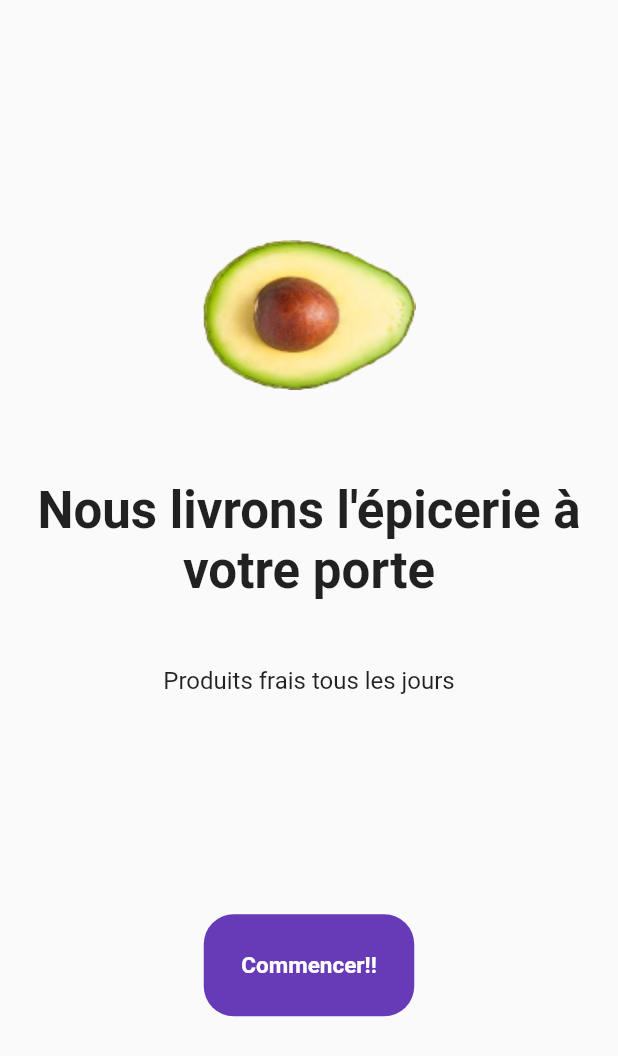
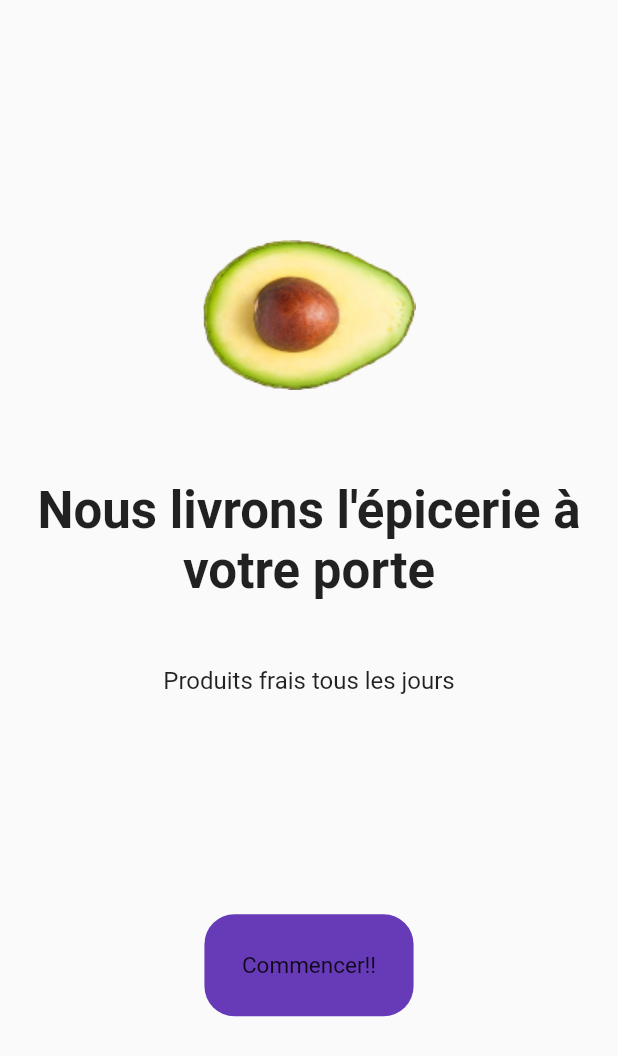
Before and after one commit to erdemgocen44/La-Marche, a Flutter app: the screen it shows after launch, on a phone screen of 412 x 824 dp. Shown: the top 1056 px of the screen. Run offline on Flutter 3.47's test engine with Material 2 defaults, Android fonts, the light colour scheme and no system bars; our stand-ins replace google_fonts.

Commit message:
son düzeltmeler3

```diff
--- a/lib/pages/intro_page.dart
+++ b/lib/pages/intro_page.dart
@@ -44,7 +44,7 @@ class _IntroPageState extends State<IntroPage> {
               textAlign: TextAlign.center,
             ),
           ),
-          CustomSizedBox(ebat: 24),
+          const CustomSizedBox(ebat: 24),
           const CustomText(
             yazi: 'Produits frais tous les jours',
             size: 16,
@@ -69,14 +69,12 @@ class _IntroPageState extends State<IntroPage> {
               ),
               child: const Padding(
                 padding: EdgeInsets.all(25),
-                child: Text(
-                  'Commencer!!',
-                  style: TextStyle(
-                    fontSize: 15,
-                    fontWeight: FontWeight.bold,
-                    color: Colors.white,
-                  ),
-                  textAlign: TextAlign.center,
+                child: CustomText(
+                  yazi: 'Commencer!!',
+                  size: 15,
+                  renk: Colors.white,
+                  FontWeight: FontWeight.bold,
+                  TextAlign: TextAlign.center,
                 ),
               ),
             ),
```
